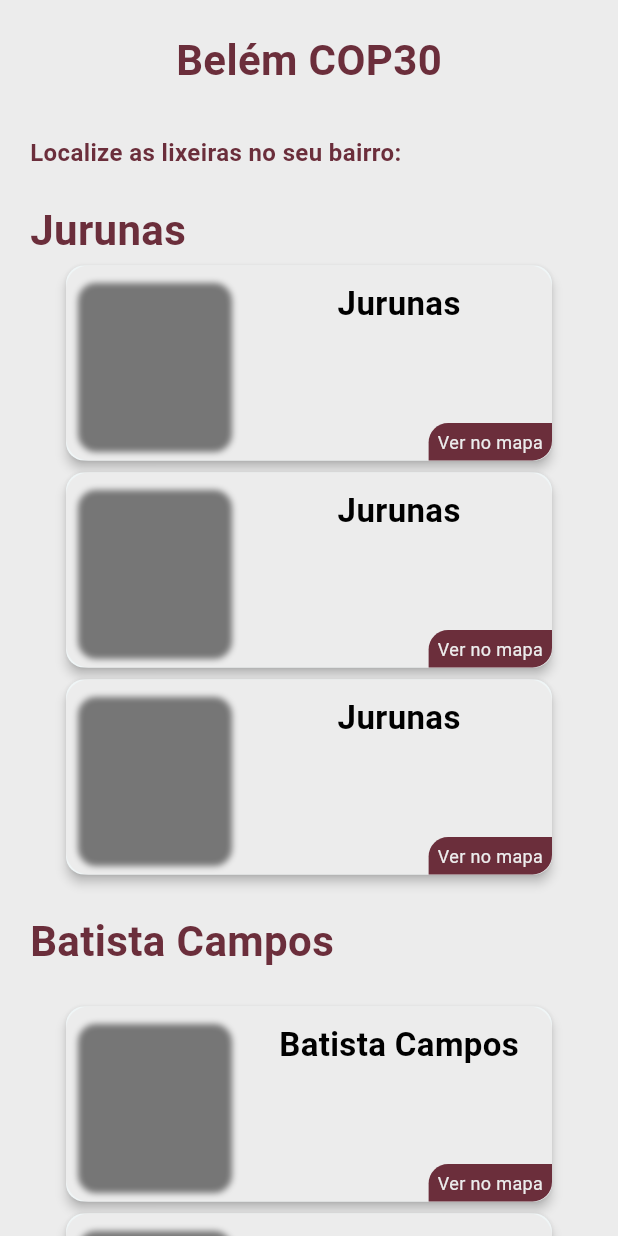
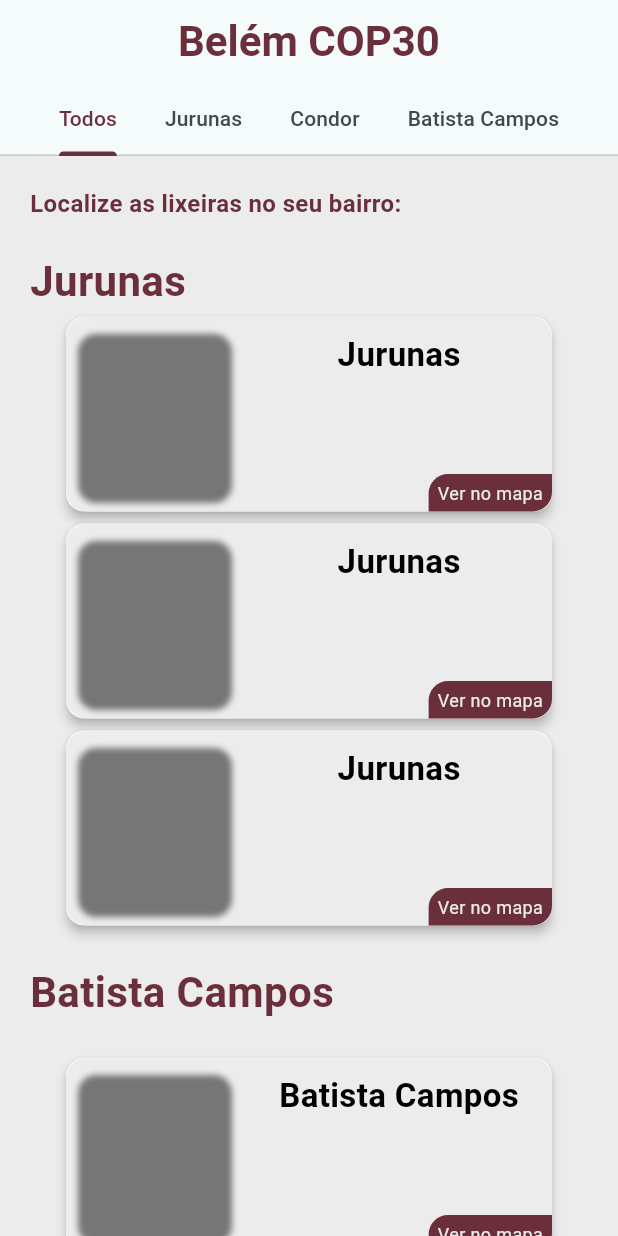
Before and after one commit to lednewo/Projeto-Belem, a Flutter app: the screen it shows after launch, on a phone screen of 412 x 824 dp. Run offline on Flutter 3.47's test engine with Material 3 defaults, Android fonts, the phone set to English and light mode, and no system bars; our stand-ins replace go_router, google_fonts; Roboto replaces fonts that are missing (Arimo).

Commit message:
feat(interface): att interface

```diff
--- a/lib/src/routing/router.dart
+++ b/lib/src/routing/router.dart
@@ -1,5 +1,5 @@
 import 'package:cop30_bel/src/routing/routes.dart';
-import 'package:cop30_bel/src/ui/home_page.dart';
+import 'package:cop30_bel/src/ui/home_page/home_page.dart';
 import 'package:go_router/go_router.dart';
 
 GoRouter router() {
--- a/lib/src/ui/home_page.dart
+++ /dev/null
@@ -1,149 +0,0 @@
-import 'package:cop30_bel/src/repository/lixeira_batistac_repo.dart';
-import 'package:cop30_bel/src/repository/lixeira_condor_repo.dart';
-import 'package:cop30_bel/src/repository/lixeira_jurunas_repo.dart';
-import 'package:cop30_bel/src/util/colors/app_colors.dart';
-import 'package:cop30_bel/src/util/widgets/card_widget_home.dart';
-import 'package:flutter/material.dart';
-import 'package:google_fonts/google_fonts.dart';
-
-class HomePage extends StatefulWidget {
-  const HomePage({super.key});
-
-  @override
-  State<HomePage> createState() => _HomePageState();
-}
-
-class _HomePageState extends State<HomePage> {
-  final trashJurunas = LixeiraJurunasRepo.listLixeiraJurunas;
-  final trashBatistaCampos = LixeiraBatistacRepo.listLixeiraBatistaCampos;
-  final trashCondor = LixeiraCondorRepo.listLixeiraCondor;
-  @override
-  Widget build(BuildContext context) {
-    return Scaffold(
-      backgroundColor: AppColors().colorBg,
-      body: SafeArea(
-        child: Padding(
-          padding: const EdgeInsets.symmetric(horizontal: 20),
-          child: SingleChildScrollView(
-            child: Column(
-              crossAxisAlignment: CrossAxisAlignment.start,
-              children: [
-                SizedBox(
-                  height: 20,
-                ),
-                Row(
-                  mainAxisAlignment: MainAxisAlignment.center,
-                  children: [
-                    Text(
-                      'Belém COP30',
-                      style: GoogleFonts.arimo(
-                        color: AppColors().colorComponents,
-                        fontWeight: FontWeight.bold,
-                        fontSize: 28,
-                      ),
-                    ),
-                  ],
-                ),
-                SizedBox(
-                  height: 30,
-                ),
-                Text(
-                  'Localize as lixeiras no seu bairro:',
-                  style: GoogleFonts.arimo(
-                    color: AppColors().colorComponents,
-                    fontWeight: FontWeight.bold,
-                    fontSize: 16,
-                  ),
-                ),
-                SizedBox(
-                  height: 20,
-                ),
-                Text(
-                  'Jurunas',
-                  style: GoogleFonts.arimo(
-                    color: AppColors().colorComponents,
-                    fontWeight: FontWeight.bold,
-                    fontSize: 28,
-                  ),
-                ),
-                Padding(
-                  padding: const EdgeInsets.symmetric(
-                    horizontal: 20,
-                  ),
-                  child: ListView.builder(
-                    shrinkWrap: true,
-                    itemCount: trashJurunas.length,
-                    itemBuilder: (context, index) {
-                      return CardWidgetHome(
-                        uri: trashJurunas[index].loc,
-                        bairro: trashJurunas[index].bairro,
-                      );
-                    },
-                  ),
-                ),
-                SizedBox(
-                  height: 20,
-                ),
-                Text(
-                  'Batista Campos',
-                  style: GoogleFonts.arimo(
-                    color: AppColors().colorComponents,
-                    fontWeight: FontWeight.bold,
-                    fontSize: 28,
-                  ),
-                ),
-                SizedBox(
-                  height: 20,
-                ),
-                Padding(
-                  padding: const EdgeInsets.symmetric(
-                    horizontal: 20,
-                  ),
-                  child: ListView.builder(
-                    shrinkWrap: true,
-                    itemCount: trashBatistaCampos.length,
-                    itemBuilder: (context, index) {
-                      return CardWidgetHome(
-                        uri: trashBatistaCampos[index].loc,
-                        bairro: trashBatistaCampos[index].bairro,
-                      );
-                    },
-                  ),
-                ),
-                SizedBox(
-                  height: 20,
-                ),
-                Text(
-                  'Condor',
-                  style: GoogleFonts.arimo(
-                    color: AppColors().colorComponents,
-                    fontWeight: FontWeight.bold,
-                    fontSize: 28,
-                  ),
-                ),
-                SizedBox(
-                  height: 20,
-                ),
-                Padding(
-                  padding: const EdgeInsets.symmetric(
-                    horizontal: 20,
-                  ),
-                  child: ListView.builder(
-                    shrinkWrap: true,
-                    itemCount: trashCondor.length,
-                    itemBuilder: (context, index) {
-                      return CardWidgetHome(
-                        uri: trashCondor[index].loc,
-                        bairro: trashCondor[index].bairro,
-                      );
-                    },
-                  ),
-                ),
-              ],
-            ),
-          ),
-        ),
-      ),
-    );
-  }
-}
--- /dev/null
+++ b/lib/src/ui/home_page/home_page.dart
@@ -0,0 +1,73 @@
+import 'package:cop30_bel/src/ui/home_page/home_view_all.dart';
+import 'package:cop30_bel/src/ui/view_batista_campos/batista_campos_view.dart';
+import 'package:cop30_bel/src/ui/view_condor/condor_view.dart';
+import 'package:cop30_bel/src/ui/view_jurunas/jurunas_view.dart';
+import 'package:cop30_bel/src/util/colors/app_colors.dart';
+import 'package:flutter/material.dart';
+import 'package:google_fonts/google_fonts.dart';
+
+class HomePage extends StatefulWidget {
+  const HomePage({super.key});
+
+  @override
+  State<HomePage> createState() => _HomePageState();
+}
+
+class _HomePageState extends State<HomePage> {
+  @override
+  Widget build(BuildContext context) {
+    return DefaultTabController(
+      length: 4,
+      initialIndex: 0,
+      child: Scaffold(
+        backgroundColor: AppColors().colorBg,
+        appBar: AppBar(
+          title: Row(
+            mainAxisAlignment: MainAxisAlignment.center,
+            children: [
+              Text(
+                'Belém COP30',
+                style: GoogleFonts.arimo(
+                  color: AppColors().colorComponents,
+                  fontWeight: FontWeight.bold,
+                  fontSize: 28,
+                ),
+              ),
+            ],
+          ),
+          bottom: TabBar(
+            indicatorColor: AppColors().colorComponents,
+            labelColor: AppColors().colorComponents,
+            isScrollable: true,
+            overlayColor: WidgetStatePropertyAll(
+              AppColors().colorComponents.withAlpha(80),
+            ),
+            tabAlignment: TabAlignment.center,
+            tabs: [
+              Tab(
+                text: 'Todos',
+              ),
+              Tab(
+                text: 'Jurunas',
+              ),
+              Tab(
+                text: 'Condor',
+              ),
+              Tab(
+                text: 'Batista Campos',
+              ),
+            ],
+          ),
+        ),
+        body: TabBarView(
+          children: [
+            HomeViewAll(),
+            JurunasView(),
+            BatistaCamposView(),
+            CondorView(),
+          ],
+        ),
+      ),
+    );
+  }
+}
--- /dev/null
+++ b/lib/src/ui/home_page/home_view_all.dart
@@ -0,0 +1,128 @@
+import 'package:cop30_bel/src/repository/lixeira_batistac_repo.dart';
+import 'package:cop30_bel/src/repository/lixeira_condor_repo.dart';
+import 'package:cop30_bel/src/repository/lixeira_jurunas_repo.dart';
+import 'package:cop30_bel/src/util/colors/app_colors.dart';
+import 'package:cop30_bel/src/util/widgets/card_widget_home.dart';
+import 'package:flutter/material.dart';
+import 'package:google_fonts/google_fonts.dart';
+
+class HomeViewAll extends StatefulWidget {
+  const HomeViewAll({super.key});
+
+  @override
+  State<HomeViewAll> createState() => _HomeViewAllState();
+}
+
+class _HomeViewAllState extends State<HomeViewAll> {
+  final trashJurunas = LixeiraJurunasRepo.listLixeiraJurunas;
+  final trashBatistaCampos = LixeiraBatistacRepo.listLixeiraBatistaCampos;
+  final trashCondor = LixeiraCondorRepo.listLixeiraCondor;
+  @override
+  Widget build(BuildContext context) {
+    return Padding(
+      padding: const EdgeInsets.symmetric(horizontal: 20),
+      child: SingleChildScrollView(
+        child: Column(
+          crossAxisAlignment: CrossAxisAlignment.start,
+          children: [
+            SizedBox(
+              height: 20,
+            ),
+            Text(
+              'Localize as lixeiras no seu bairro:',
+              style: GoogleFonts.arimo(
+                color: AppColors().colorComponents,
+                fontWeight: FontWeight.bold,
+                fontSize: 16,
+              ),
+            ),
+            SizedBox(
+              height: 20,
+            ),
+            Text(
+              'Jurunas',
+              style: GoogleFonts.arimo(
+                color: AppColors().colorComponents,
+                fontWeight: FontWeight.bold,
+                fontSize: 28,
+              ),
+            ),
+            Padding(
+              padding: const EdgeInsets.symmetric(
+                horizontal: 20,
+              ),
+              child: ListView.builder(
+                shrinkWrap: true,
+                itemCount: trashJurunas.length,
+                itemBuilder: (context, index) {
+                  return CardWidgetHome(
+                    uri: trashJurunas[index].loc,
+                    bairro: trashJurunas[index].bairro,
+                  );
+                },
+              ),
+            ),
+            SizedBox(
+              height: 20,
+            ),
+            Text(
+              'Batista Campos',
+              style: GoogleFonts.arimo(
+                color: AppColors().colorComponents,
+                fontWeight: FontWeight.bold,
+                fontSize: 28,
+              ),
+            ),
+            SizedBox(
+              height: 20,
+            ),
+            Padding(
+              padding: const EdgeInsets.symmetric(
+                horizontal: 20,
+              ),
+              child: ListView.builder(
+                shrinkWrap: true,
+                itemCount: trashBatistaCampos.length,
+                itemBuilder: (context, index) {
+                  return CardWidgetHome(
+                    uri: trashBatistaCampos[index].loc,
+                    bairro: trashBatistaCampos[index].bairro,
+                  );
+                },
+              ),
+            ),
+            SizedBox(
+              height: 20,
+            ),
+            Text(
+              'Condor',
+              style: GoogleFonts.arimo(
+                color: AppColors().colorComponents,
+                fontWeight: FontWeight.bold,
+                fontSize: 28,
+              ),
+            ),
+            SizedBox(
+              height: 20,
+            ),
+            Padding(
+              padding: const EdgeInsets.symmetric(
+                horizontal: 20,
+              ),
+              child: ListView.builder(
+                shrinkWrap: true,
+                itemCount: trashCondor.length,
+                itemBuilder: (context, index) {
+                  return CardWidgetHome(
+                    uri: trashCondor[index].loc,
+                    bairro: trashCondor[index].bairro,
+                  );
+                },
+              ),
+            ),
+          ],
+        ),
+      ),
+    );
+  }
+}
--- a/pubspec.yaml
+++ b/pubspec.yaml
@@ -37,6 +37,7 @@ dependencies:
   # Use with the CupertinoIcons class for iOS style icons.
   cupertino_icons: ^1.0.8
   google_fonts: ^6.2.1
+  buttons_tabbar: ^1.3.15
 
 dev_dependencies:
   flutter_test:
```
Also changed, not shown: lib/src/ui/view_batista_campos/batista_campos_view.dart (added, +60 -0 lines), lib/src/ui/view_condor/condor_view.dart (added, +59 -0 lines), lib/src/ui/view_jurunas/jurunas_view.dart (added, +60 -0 lines), pubspec.lock.
